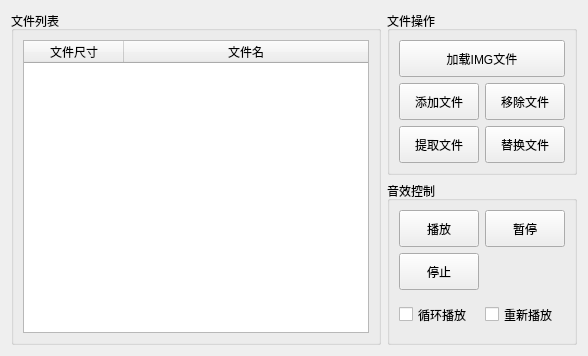
Qt form view/main/npk_widget.ui (HsOjo/OjoDnfExtractor) before a commit.
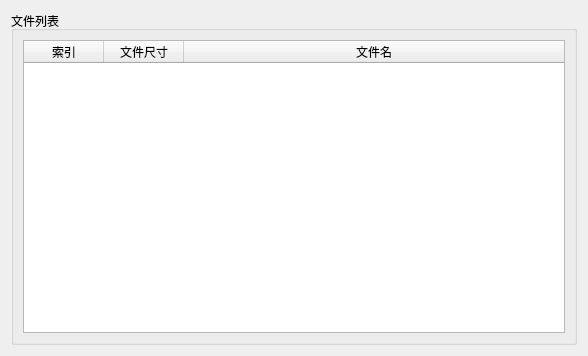
The same form after that commit.

Diff of the .ui file:
```diff
--- a/view/main/npk_widget.ui
+++ b/view/main/npk_widget.ui
@@ -28,12 +28,20 @@
         <property name="selectionBehavior">
          <enum>QAbstractItemView::SelectRows</enum>
         </property>
+        <attribute name="horizontalHeaderDefaultSectionSize">
+         <number>80</number>
+        </attribute>
         <attribute name="horizontalHeaderStretchLastSection">
          <bool>true</bool>
         </attribute>
         <attribute name="verticalHeaderVisible">
          <bool>false</bool>
         </attribute>
+        <column>
+         <property name="text">
+          <string>索引</string>
+         </property>
+        </column>
         <column>
          <property name="text">
           <string>文件尺寸</string>
@@ -49,154 +57,6 @@
      </layout>
     </widget>
    </item>
-   <item row="1" column="1">
-    <widget class="QGroupBox" name="groupBox">
-     <property name="title">
-      <string>音效控制</string>
-     </property>
-     <layout class="QGridLayout" name="gridLayout_2">
-      <item row="2" column="1">
-       <widget class="QCheckBox" name="cb_replay">
-        <property name="sizePolicy">
-         <sizepolicy hsizetype="Minimum" vsizetype="MinimumExpanding">
-          <horstretch>0</horstretch>
-          <verstretch>0</verstretch>
-         </sizepolicy>
-        </property>
-        <property name="text">
-         <string>重新播放</string>
-        </property>
-       </widget>
-      </item>
-      <item row="0" column="0">
-       <widget class="QPushButton" name="pb_play">
-        <property name="sizePolicy">
-         <sizepolicy hsizetype="Minimum" vsizetype="MinimumExpanding">
-          <horstretch>0</horstretch>
-          <verstretch>0</verstretch>
-         </sizepolicy>
-        </property>
-        <property name="text">
-         <string>播放</string>
-        </property>
-       </widget>
-      </item>
-      <item row="2" column="0">
-       <widget class="QCheckBox" name="cb_loop">
-        <property name="sizePolicy">
-         <sizepolicy hsizetype="Minimum" vsizetype="MinimumExpanding">
-          <horstretch>0</horstretch>
-          <verstretch>0</verstretch>
-         </sizepolicy>
-        </property>
-        <property name="text">
-         <string>循环播放</string>
-        </property>
-       </widget>
-      </item>
-      <item row="0" column="1">
-       <widget class="QPushButton" name="pb_pause">
-        <property name="sizePolicy">
-         <sizepolicy hsizetype="Minimum" vsizetype="MinimumExpanding">
-          <horstretch>0</horstretch>
-          <verstretch>0</verstretch>
-         </sizepolicy>
-        </property>
-        <property name="text">
-         <string>暂停</string>
-        </property>
-       </widget>
-      </item>
-      <item row="1" column="0">
-       <widget class="QPushButton" name="pb_stop">
-        <property name="sizePolicy">
-         <sizepolicy hsizetype="Minimum" vsizetype="MinimumExpanding">
-          <horstretch>0</horstretch>
-          <verstretch>0</verstretch>
-         </sizepolicy>
-        </property>
-        <property name="text">
-         <string>停止</string>
-        </property>
-       </widget>
-      </item>
-     </layout>
-    </widget>
-   </item>
-   <item row="0" column="1">
-    <widget class="QGroupBox" name="groupBox_3">
-     <property name="title">
-      <string>文件操作</string>
-     </property>
-     <layout class="QGridLayout" name="gridLayout_4">
-      <item row="3" column="1">
-       <widget class="QPushButton" name="pb_extract">
-        <property name="sizePolicy">
-         <sizepolicy hsizetype="Minimum" vsizetype="MinimumExpanding">
-          <horstretch>0</horstretch>
-          <verstretch>0</verstretch>
-         </sizepolicy>
-        </property>
-        <property name="text">
-         <string>提取文件</string>
-        </property>
-       </widget>
-      </item>
-      <item row="1" column="1">
-       <widget class="QPushButton" name="pb_add">
-        <property name="sizePolicy">
-         <sizepolicy hsizetype="Minimum" vsizetype="MinimumExpanding">
-          <horstretch>0</horstretch>
-          <verstretch>0</verstretch>
-         </sizepolicy>
-        </property>
-        <property name="text">
-         <string>添加文件</string>
-        </property>
-       </widget>
-      </item>
-      <item row="0" column="1" colspan="2">
-       <widget class="QPushButton" name="pb_load_img">
-        <property name="sizePolicy">
-         <sizepolicy hsizetype="Minimum" vsizetype="MinimumExpanding">
-          <horstretch>0</horstretch>
-          <verstretch>0</verstretch>
-         </sizepolicy>
-        </property>
-        <property name="text">
-         <string>加载IMG文件</string>
-        </property>
-       </widget>
-      </item>
-      <item row="1" column="2">
-       <widget class="QPushButton" name="pb_remove">
-        <property name="sizePolicy">
-         <sizepolicy hsizetype="Minimum" vsizetype="MinimumExpanding">
-          <horstretch>0</horstretch>
-          <verstretch>0</verstretch>
-         </sizepolicy>
-        </property>
-        <property name="text">
-         <string>移除文件</string>
-        </property>
-       </widget>
-      </item>
-      <item row="3" column="2">
-       <widget class="QPushButton" name="pb_replace">
-        <property name="sizePolicy">
-         <sizepolicy hsizetype="Minimum" vsizetype="MinimumExpanding">
-          <horstretch>0</horstretch>
-          <verstretch>0</verstretch>
-         </sizepolicy>
-        </property>
-        <property name="text">
-         <string>替换文件</string>
-        </property>
-       </widget>
-      </item>
-     </layout>
-    </widget>
-   </item>
   </layout>
  </widget>
  <resources/>
```
